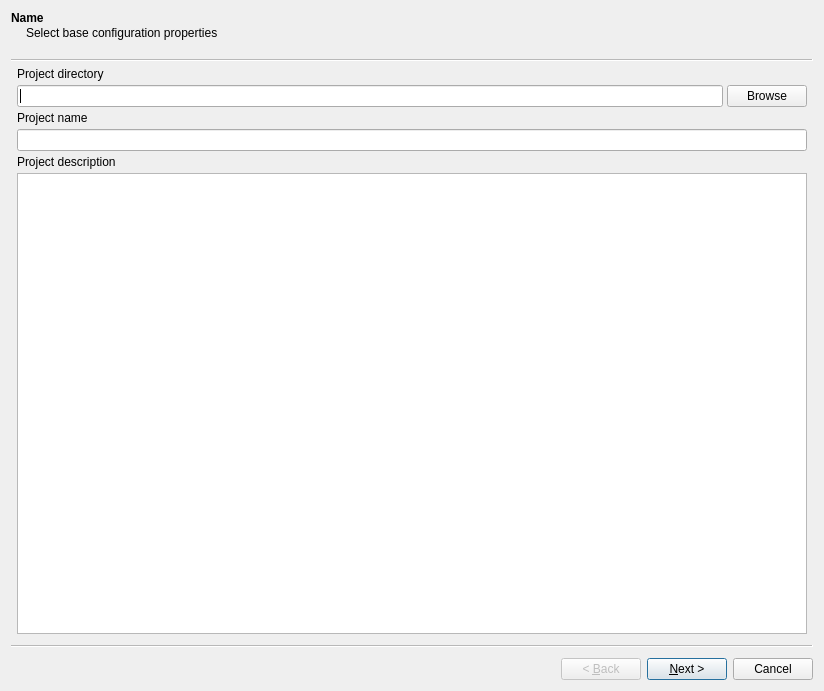
Qt form GUI/Qt/UCreateConfigurationWizardWidget.ui (aicommunity/Rdk) before a commit.
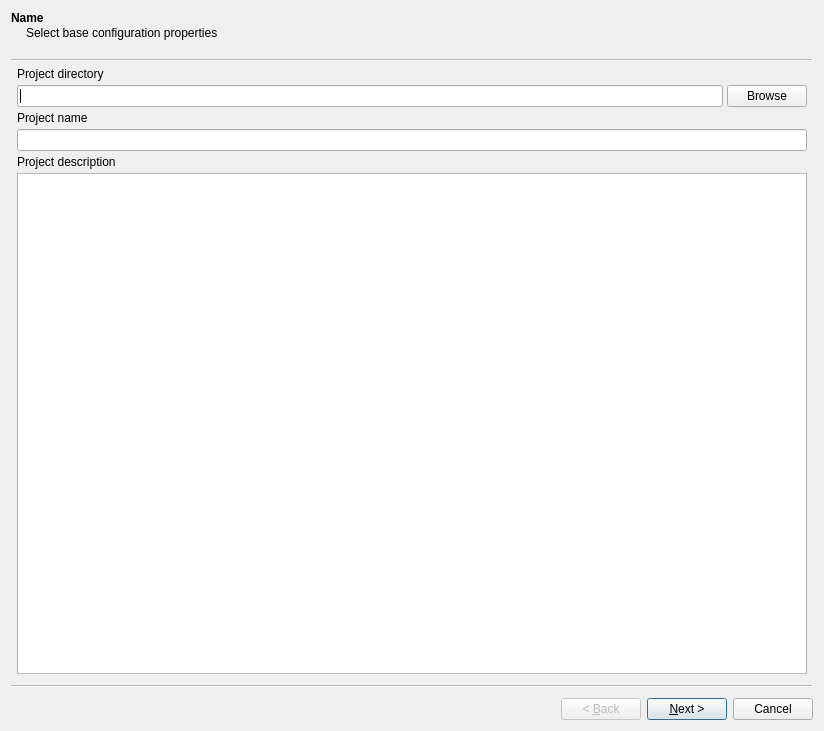
The same form after that commit.

```diff
--- a/GUI/Qt/UCreateConfigurationWizardWidget.ui
+++ b/GUI/Qt/UCreateConfigurationWizardWidget.ui
@@ -7,7 +7,7 @@
     <x>0</x>
     <y>0</y>
     <width>824</width>
-    <height>691</height>
+    <height>731</height>
    </rect>
   </property>
   <property name="windowTitle">
```
